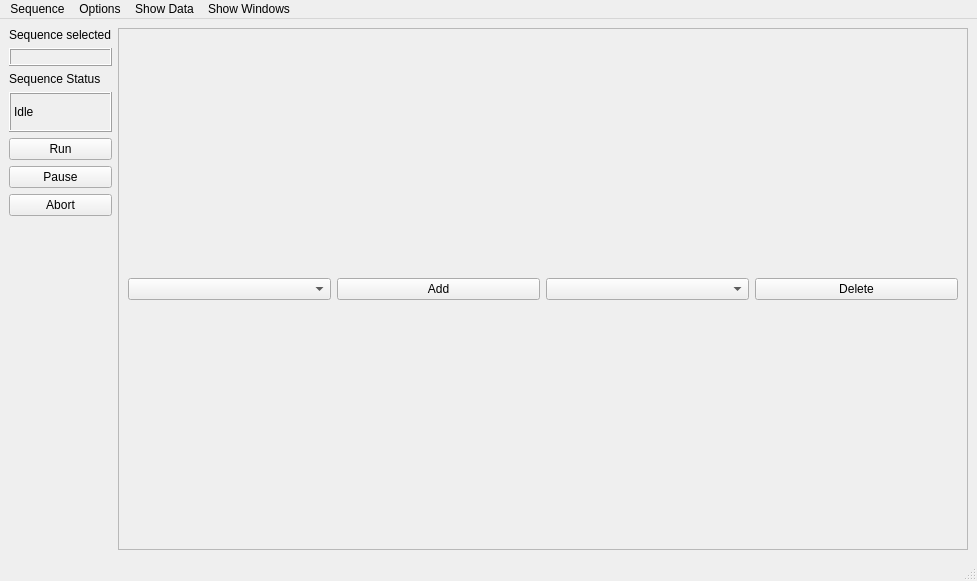
Before: the Qt Designer form CryostatGUI/configurations/Testnew.ui in Cryostat-GUI/Cryostat-GUI, drawn with Qt 5.
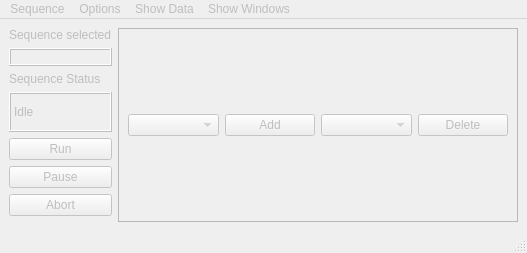
After: the same form once the commit is applied.

Commit message: GUI updates for mainWindow - disabling not-in-use buttons

Patch:
```diff
--- a/CryostatGUI/configurations/Testnew.ui
+++ b/CryostatGUI/configurations/Testnew.ui
@@ -6,8 +6,8 @@
    <rect>
     <x>0</x>
     <y>0</y>
-    <width>964</width>
-    <height>581</height>
+    <width>514</width>
+    <height>253</height>
    </rect>
   </property>
   <property name="windowTitle">
@@ -17,9 +17,12 @@
    <property name="enabled">
     <bool>true</bool>
    </property>
-   <layout class="QGridLayout" name="gridLayout">
+   <layout class="QGridLayout" name="gridLayout" columnstretch="0,1">
     <item row="0" column="0">
      <widget class="QLabel" name="label_3">
+      <property name="enabled">
+       <bool>false</bool>
+      </property>
       <property name="text">
        <string>Sequence selected</string>
       </property>
@@ -29,7 +32,7 @@
      <widget class="QFrame" name="side_widget">
       <property name="minimumSize">
        <size>
-        <width>850</width>
+        <width>400</width>
         <height>0</height>
        </size>
       </property>
@@ -44,16 +47,26 @@
         <layout class="QGridLayout" name="gridLayout_2">
          <item row="0" column="1">
           <widget class="QPushButton" name="add_instrument">
+           <property name="enabled">
+            <bool>false</bool>
+           </property>
            <property name="text">
             <string>Add</string>
            </property>
           </widget>
          </item>
          <item row="0" column="0">
-          <widget class="QComboBox" name="select_instrument"/>
+          <widget class="QComboBox" name="select_instrument">
+           <property name="enabled">
+            <bool>false</bool>
+           </property>
+          </widget>
          </item>
          <item row="0" column="3">
           <widget class="QPushButton" name="delete_instrument">
+           <property name="enabled">
+            <bool>false</bool>
+           </property>
            <property name="sizePolicy">
             <sizepolicy hsizetype="Preferred" vsizetype="Fixed">
              <horstretch>0</horstretch>
@@ -66,7 +79,11 @@
           </widget>
          </item>
          <item row="0" column="2">
-          <widget class="QComboBox" name="select_instrument_delete"/>
+          <widget class="QComboBox" name="select_instrument_delete">
+           <property name="enabled">
+            <bool>false</bool>
+           </property>
+          </widget>
          </item>
         </layout>
        </item>
@@ -75,6 +92,9 @@
     </item>
     <item row="1" column="0">
      <widget class="QLabel" name="labelSequenceSelected">
+      <property name="enabled">
+       <bool>false</bool>
+      </property>
       <property name="frameShape">
        <enum>QFrame::Box</enum>
       </property>
@@ -88,6 +108,9 @@
     </item>
     <item row="2" column="0">
      <widget class="QLabel" name="label_5">
+      <property name="enabled">
+       <bool>false</bool>
+      </property>
       <property name="sizePolicy">
        <sizepolicy hsizetype="Preferred" vsizetype="Preferred">
         <horstretch>0</horstretch>
@@ -101,6 +124,9 @@
     </item>
     <item row="3" column="0">
      <widget class="QLabel" name="labelSequenceStatus">
+      <property name="enabled">
+       <bool>false</bool>
+      </property>
       <property name="minimumSize">
        <size>
         <width>0</width>
@@ -120,6 +146,9 @@
     </item>
     <item row="4" column="0">
      <widget class="QPushButton" name="pushSequenceRun">
+      <property name="enabled">
+       <bool>false</bool>
+      </property>
       <property name="text">
        <string>Run</string>
       </property>
@@ -127,6 +156,9 @@
     </item>
     <item row="5" column="0">
      <widget class="QPushButton" name="pushSequencePause">
+      <property name="enabled">
+       <bool>false</bool>
+      </property>
       <property name="text">
        <string>Pause</string>
       </property>
@@ -134,6 +166,9 @@
     </item>
     <item row="6" column="0">
      <widget class="QPushButton" name="pushSequenceAbort">
+      <property name="enabled">
+       <bool>false</bool>
+      </property>
       <property name="text">
        <string>Abort</string>
       </property>
@@ -159,11 +194,14 @@
     <rect>
      <x>0</x>
      <y>0</y>
-     <width>964</width>
+     <width>514</width>
      <height>21</height>
     </rect>
    </property>
    <widget class="QMenu" name="menuControl">
+    <property name="enabled">
+     <bool>false</bool>
+    </property>
     <property name="title">
      <string>Sequence</string>
     </property>
@@ -171,6 +209,9 @@
     <addaction name="actionSave_As"/>
    </widget>
    <widget class="QMenu" name="menuOptions">
+    <property name="enabled">
+     <bool>false</bool>
+    </property>
     <property name="title">
      <string>Options</string>
     </property>
@@ -182,6 +223,9 @@
     <addaction name="action_Logging_configuration"/>
    </widget>
    <widget class="QMenu" name="menuShow_Data">
+    <property name="enabled">
+     <bool>false</bool>
+    </property>
     <property name="title">
      <string>Show Data</string>
     </property>
@@ -190,6 +234,9 @@
     <addaction name="action_plotDatabase"/>
    </widget>
    <widget class="QMenu" name="menuShow_Instruments">
+    <property name="enabled">
+     <bool>false</bool>
+    </property>
     <property name="title">
      <string>Show Windows</string>
     </property>
```
